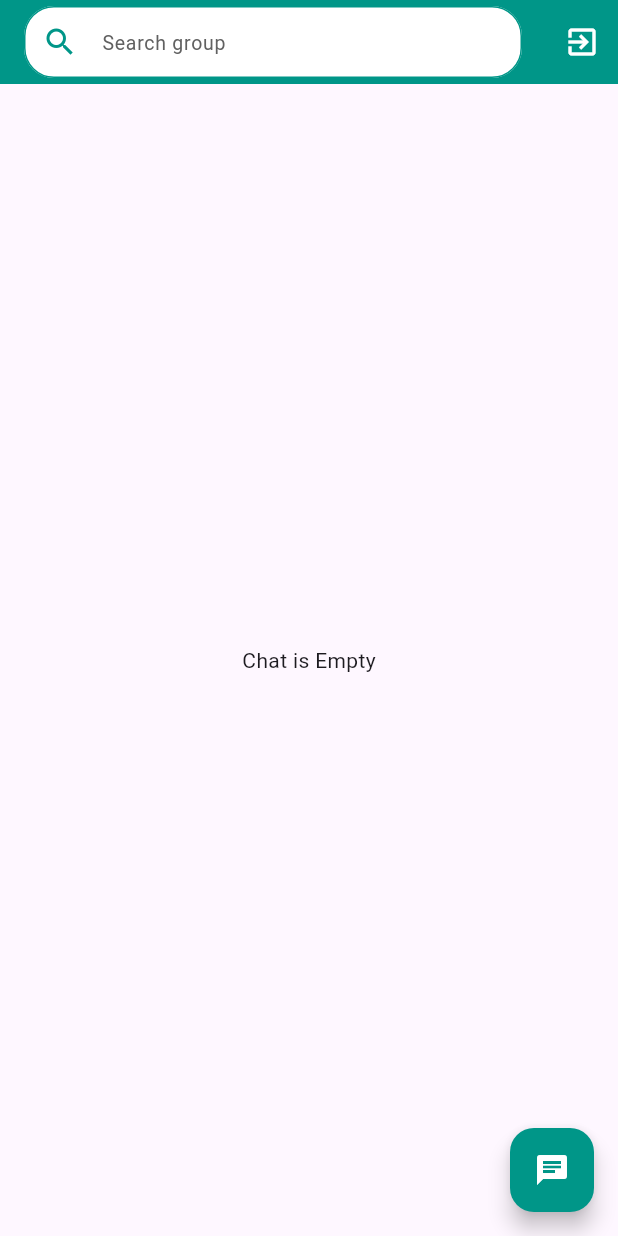
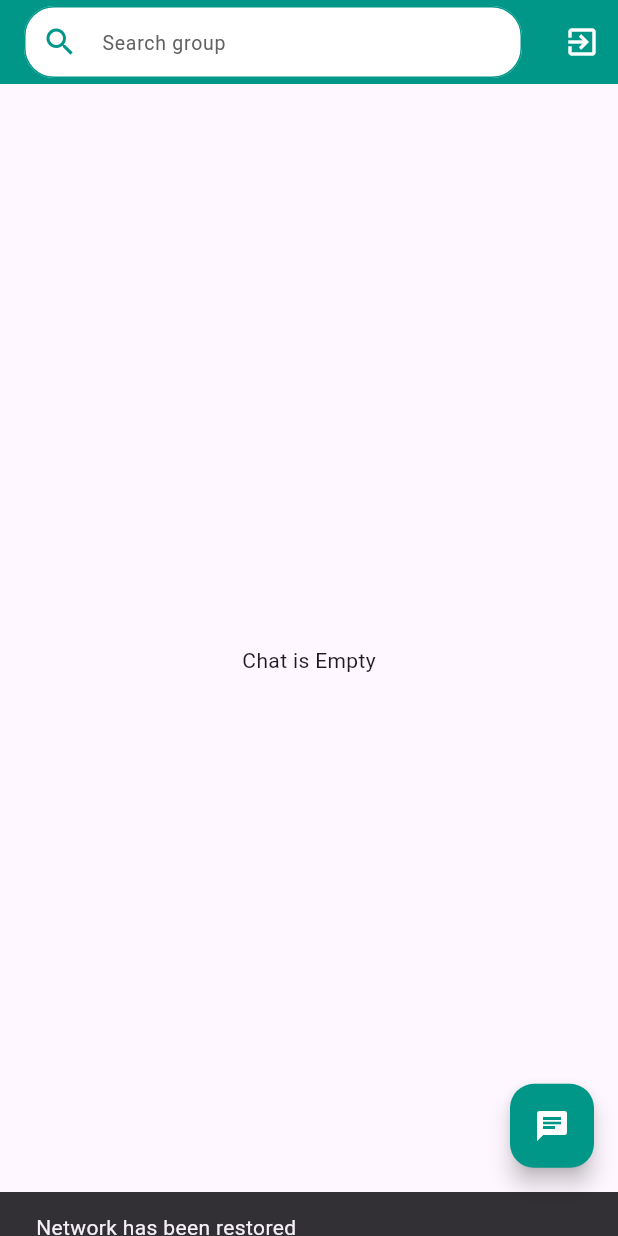
Before and after one commit to Odinachi/sca_chatdem, a Flutter app: the HomeScreen screen opened by its route, after a tap on the "search" icon, on a phone screen of 412 x 824 dp. Run offline on Flutter 3.47's test engine with Material 3 defaults, Android fonts, the phone set to English and light mode, and no system bars; our stand-ins replace cloud_firestore, connectivity_plus, firebase_auth, firebase_core, firebase_storage, image_picker and 1 more; accounts and stored records are empty.

Commit message:
added network connection

```diff
--- a/lib/features/home/views/home_screen.dart
+++ b/lib/features/home/views/home_screen.dart
@@ -7,6 +7,8 @@ import 'package:chatdem/shared/constants.dart';
 import 'package:flutter/material.dart';
 import 'package:provider/provider.dart';
 import 'package:timeago/timeago.dart' as timeago;
+
+import '../../../shared/network_connectivity.dart';
 
 class HomeScreen extends StatefulWidget {
   const HomeScreen({super.key});
@@ -34,6 +36,19 @@ class _HomeScreenState extends State<HomeScreen> {
 
   @override
   Widget build(BuildContext context) {
+    return ValueListenableBuilder(
+        valueListenable: NetworkConnectivity().networkListener,
+        builder: (_, hasNetwork, __) {
+          WidgetsBinding.instance.addPostFrameCallback((_) {
+            Future.delayed(Duration(seconds: 3), () {
+              print("hasNetwork is $hasNetwork");
+              ScaffoldMessenger.of(context).showSnackBar(SnackBar(
+                  content: Text(hasNetwork
+                      ? "Network has been restored"
+                      : "We lost network connection")));
+            });
+          });
+
           return Consumer<AuthenticationProvider>(
             builder: (BuildContext context, AuthenticationProvider authProvider,
                 Widget? child) {
@@ -57,7 +72,8 @@ class _HomeScreenState extends State<HomeScreen> {
                                     controller: searchController,
                                     cursorColor: AppColors.appColor,
                                     onChanged: (a) {
-                                showClearValueListener.value = a.isNotEmpty;
+                                      showClearValueListener.value =
+                                          a.isNotEmpty;
                                       chatProvider.search(a);
                                     },
                                     decoration: InputDecoration(
@@ -67,7 +83,8 @@ class _HomeScreenState extends State<HomeScreen> {
                                         fontSize: 13,
                                       ),
                                       suffixIcon: ValueListenableBuilder(
-                                    valueListenable: showClearValueListener,
+                                          valueListenable:
+                                              showClearValueListener,
                                           builder: (_, showClearValue, __) {
                                             if (showClearValue) {
                                               return GestureDetector(
@@ -80,7 +97,8 @@ class _HomeScreenState extends State<HomeScreen> {
                                         Icons.search,
                                         color: AppColors.appColor,
                                       ),
-                                contentPadding: const EdgeInsets.symmetric(
+                                      contentPadding:
+                                          const EdgeInsets.symmetric(
                                               horizontal: 20, vertical: 10),
                                       filled: true,
                                       fillColor: AppColors.white,
@@ -108,7 +126,8 @@ class _HomeScreenState extends State<HomeScreen> {
                             actions: [
                               if (!showSearchValue)
                                 IconButton(
-                            icon: const Icon(Icons.search, color: Colors.white),
+                                  icon: const Icon(Icons.search,
+                                      color: Colors.white),
                                   onPressed: () {
                                     // Search functionality
                                     showSearchValueListener.value = true;
@@ -145,7 +164,8 @@ class _HomeScreenState extends State<HomeScreen> {
                                             return ChatTile(
                                               onTap: () async {
                                                 await AppRouter.push(
-                                                  AppRouteStrings.chatScreen,
+                                                        AppRouteStrings
+                                                            .chatScreen,
                                                         arg: each)
                                                     .then((_) {
                                                   context
@@ -154,11 +174,12 @@ class _HomeScreenState extends State<HomeScreen> {
                                                 });
                                               },
                                               name: each.chatName ?? "",
-                                        message:
-                                            each.lastMsg ?? "No Message yet",
+                                              message: each.lastMsg ??
+                                                  "No Message yet",
                                               time: each.lastMsg == null
                                                   ? ""
-                                            : timeago.format(each.lastMsgTime ??
+                                                  : timeago.format(
+                                                      each.lastMsgTime ??
                                                           DateTime.now()),
                                               avatarUrl: each.img ?? "",
                                             );
@@ -168,7 +189,8 @@ class _HomeScreenState extends State<HomeScreen> {
                           ),
                           floatingActionButton: FloatingActionButton(
                             onPressed: () async {
-                        await AppRouter.push(AppRouteStrings.createChatScreen)
+                              await AppRouter.push(
+                                      AppRouteStrings.createChatScreen)
                                   .then((_) => chatProvider.fetchRooms());
                             },
                             backgroundColor: AppColors.appColor,
@@ -183,6 +205,7 @@ class _HomeScreenState extends State<HomeScreen> {
               );
             },
           );
+        });
   }
 
   void clearAndCloseSearch() {
--- a/lib/main.dart
+++ b/lib/main.dart
@@ -3,6 +3,7 @@ import 'package:chatdem/services/firebase_services.dart';
 import 'package:chatdem/shared/Navigation/app_route_strings.dart';
 import 'package:chatdem/shared/Navigation/app_router.dart';
 import 'package:chatdem/shared/colors.dart';
+import 'package:chatdem/shared/network_connectivity.dart';
 import 'package:firebase_core/firebase_core.dart';
 import 'package:flutter/material.dart';
 import 'package:provider/provider.dart';
@@ -12,6 +13,8 @@ import 'firebase_options.dart';
 
 void main() async {
   WidgetsFlutterBinding.ensureInitialized();
+
+  NetworkConnectivity().initialize();
 
   await Firebase.initializeApp(
     options: DefaultFirebaseOptions.currentPlatform,
--- /dev/null
+++ b/lib/shared/network_connectivity.dart
@@ -0,0 +1,39 @@
+import 'dart:async';
+
+import 'package:connectivity_plus/connectivity_plus.dart';
+import 'package:flutter/cupertino.dart';
+
+class NetworkConnectivity {
+  static final NetworkConnectivity _instance =
+      NetworkConnectivity._privateConstructor();
+
+  NetworkConnectivity._privateConstructor();
+
+  factory NetworkConnectivity() {
+    return _instance;
+  }
+
+  final networkListener = ValueNotifier(true);
+
+  StreamSubscription<List<ConnectivityResult>>? _subscription;
+
+  final _connectivity = Connectivity();
+
+  void initialize() async {
+    final check = await _connectivity.checkConnectivity();
+    final initialConnect = check.lastOrNull;
+    networkListener.value = initialConnect == ConnectivityResult.wifi ||
+        initialConnect == ConnectivityResult.mobile;
+
+    _subscription = _connectivity.onConnectivityChanged
+        .listen((List<ConnectivityResult> result) {
+      final lastConnection = result.lastOrNull;
+      networkListener.value = lastConnection == ConnectivityResult.wifi ||
+          lastConnection == ConnectivityResult.mobile;
+    });
+  }
+
+  void dispose() {
+    if (_subscription != null) _subscription?.cancel();
+  }
+}
--- a/pubspec.yaml
+++ b/pubspec.yaml
@@ -49,6 +49,7 @@ dev_dependencies:
   image_picker: ^1.1.2
   intl: ^0.19.0
   timeago: ^3.7.0
+  connectivity_plus: ^6.1.2
 
   # The "flutter_lints" package below contains a set of recommended lints to
   # encourage good coding practices. The lint set provided by the package is
```
Also changed, not shown: pubspec.lock. Lines whose indentation alone changed are shown as unchanged.
